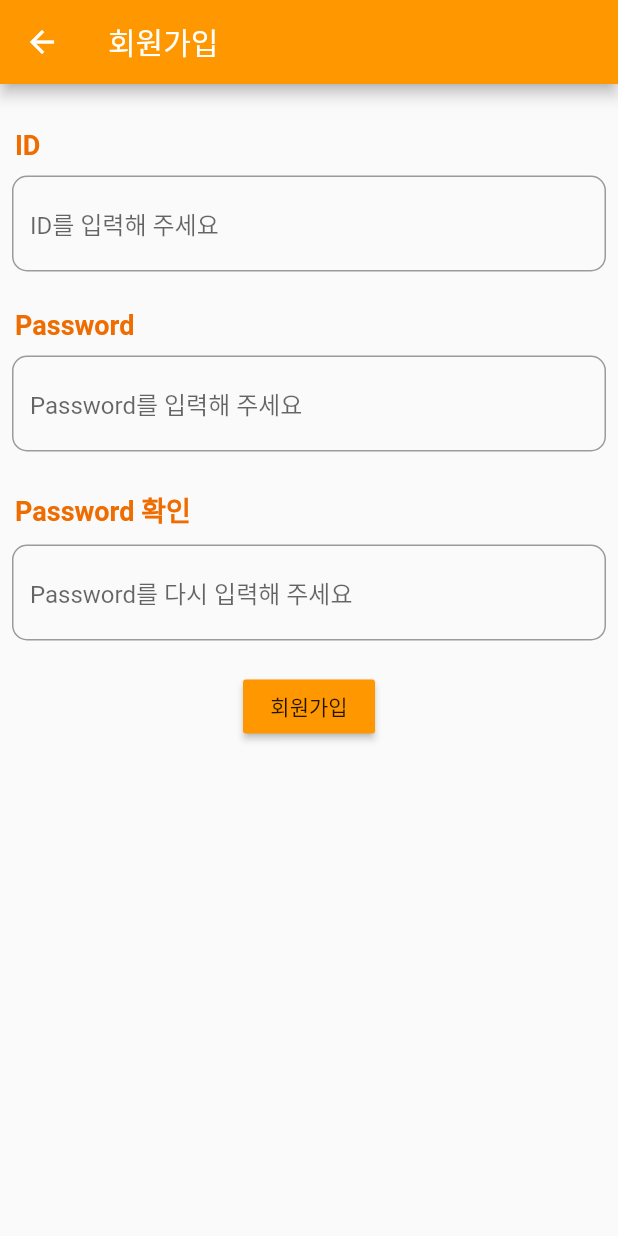
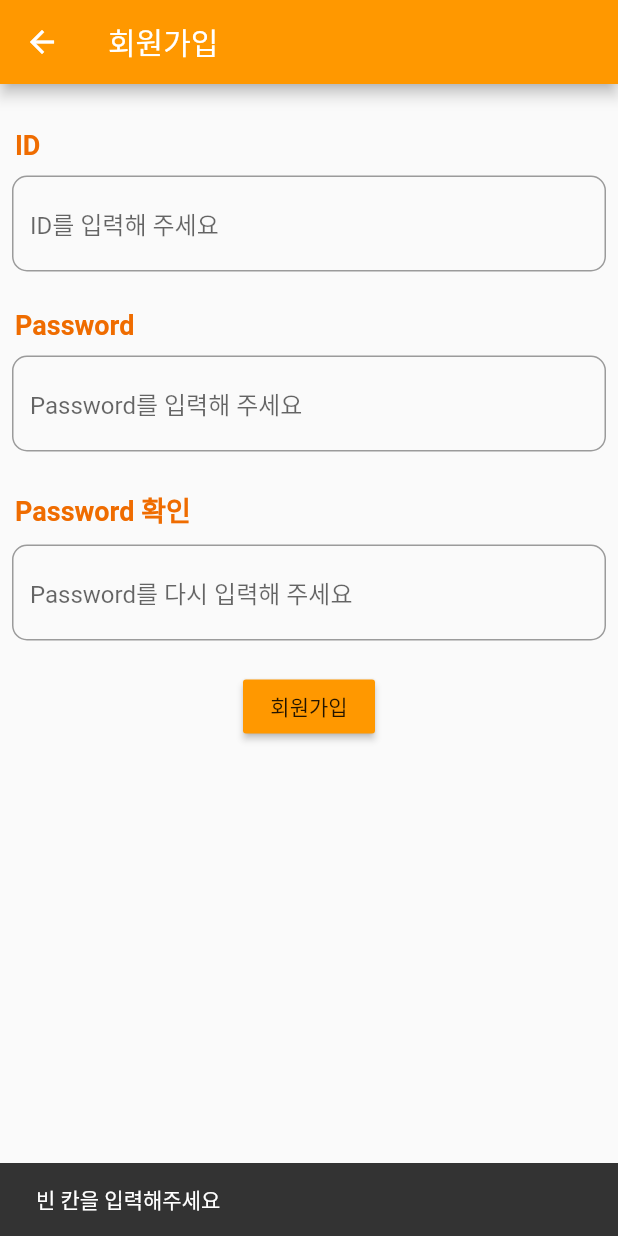
Before and after one commit to hongcheol5125/practice-attendance_app-, a Flutter app: the RegisterPage screen opened directly, after a tap on "회원가입", on a phone screen of 412 x 824 dp. Run offline on Flutter 3.47's test engine with Material 2 defaults, Android fonts, the light colour scheme and no system bars; our stand-ins replace cloud_firestore, firebase_core; accounts and stored records are empty.

Commit message:
뭐가 잘못된거지 2

```diff
--- a/lib/pages/register_page.dart
+++ b/lib/pages/register_page.dart
@@ -1,6 +1,35 @@
 import 'package:cloud_firestore/cloud_firestore.dart';
 import 'package:firebase_core/firebase_core.dart';
 import 'package:flutter/material.dart';
+
+class AddUser extends StatelessWidget {
+  final String id;
+  final String password;
+
+  AddUser({required this.id, required this.password});
+
+  @override
+  Widget build(BuildContext context) {
+    CollectionReference users = FirebaseFirestore.instance.collection('users');
+
+    Future<void> addUser() async{
+      return await users
+          .add({
+            'id': id,
+            'password': password,
+          })
+          .then((value) => print("User Added"))
+          .catchError((error) => print("Failed to add user: $error"));
+    }
+
+    return MaterialButton(
+      onPressed: addUser,
+      child: Text(
+        "회원가입",
+      ),
+    );
+  }
+}
 
 class RegisterPage extends StatefulWidget {
   const RegisterPage({super.key});
@@ -17,17 +46,21 @@ class _RegisterPageState extends State<RegisterPage> {
   final String password = '';
 
 
-  CollectionReference users = FirebaseFirestore.instance.collection('users');
 
-  Future<void> addUser() async{
-      return users
-          .add({
-            'id': id,
-            'password': password,
-          })
-          .then((value) => print("User Added"))
-          .catchError((error) => print("Failed to add user: $error"));
+     Future<bool> isIDExist({required String id}) async {
+    bool isExist = false;
+    await FirebaseFirestore.instance.collection('users').get().then((value) {
+      List<DocumentSnapshot> docs = value.docs.toList();
+      docs.forEach((element) {
+        Map<String, dynamic> docMap = element.data() as Map<String, dynamic>;
+        if (docMap["id"] == id) {
+          isExist = true;
         }
+      });
+    });
+    return isExist;
+  }
+
 
 showSnackBar(String text) {
   SnackBar snackBar = SnackBar(
@@ -36,6 +69,8 @@ showSnackBar(String text) {
 ScaffoldMessenger.of(context).showSnackBar(snackBar);
 }
 
+
+
   @override
   Widget build(BuildContext context) {
     return Scaffold(
@@ -43,8 +78,7 @@ ScaffoldMessenger.of(context).showSnackBar(snackBar);
         backgroundColor: Colors.orange,
         title: Text('회원가입'),
       ),
-      body: Expanded(
-        child: GestureDetector(
+      body: GestureDetector(
         onTap:() => FocusScope.of(context).unfocus(),
         child: SingleChildScrollView(
           child: Column(
@@ -139,11 +173,15 @@ ScaffoldMessenger.of(context).showSnackBar(snackBar);
               MaterialButton(
                 color: Colors.orange,
                 child: Text('회원가입'),
-                  onPressed: () {
-                    if(_idController == '' || _pwController == '') {
+                onPressed: () async{
+                  if(_idController.text == '' || _pwController.text == '' || _confirmPwController.text == '') {
                   showSnackBar("빈 칸을 입력해주세요");
                   }
-                    if(addUser == _idController) {
+                  bool isExist = await isIDExist(id: _idController.text);
+                  if(isExist == false) {
+                     AddUser(id: _idController.text , password: _pwController.text);
+                    showSnackBar('가입을 축하드립니다!');
+                  }else {
                     showSnackBar('이미 존재하는 아이디입니다.');
                   }
 
@@ -153,7 +191,6 @@ ScaffoldMessenger.of(context).showSnackBar(snackBar);
           ),
         ),
       ),
-      ),
     );
   }
 }
```
Lines whose indentation alone changed are shown as unchanged.
